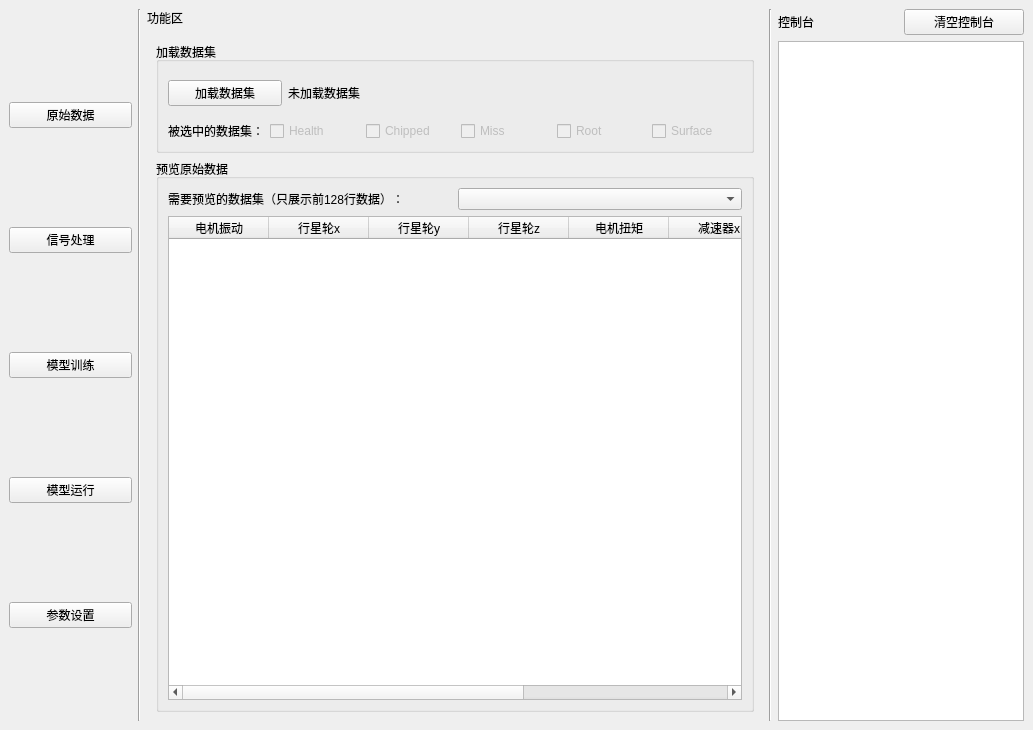
The window that GUI/main_window.ui (industrimatic/Gearbox-Fault-Diagnosis) describes before a commit, drawn with Qt 5.
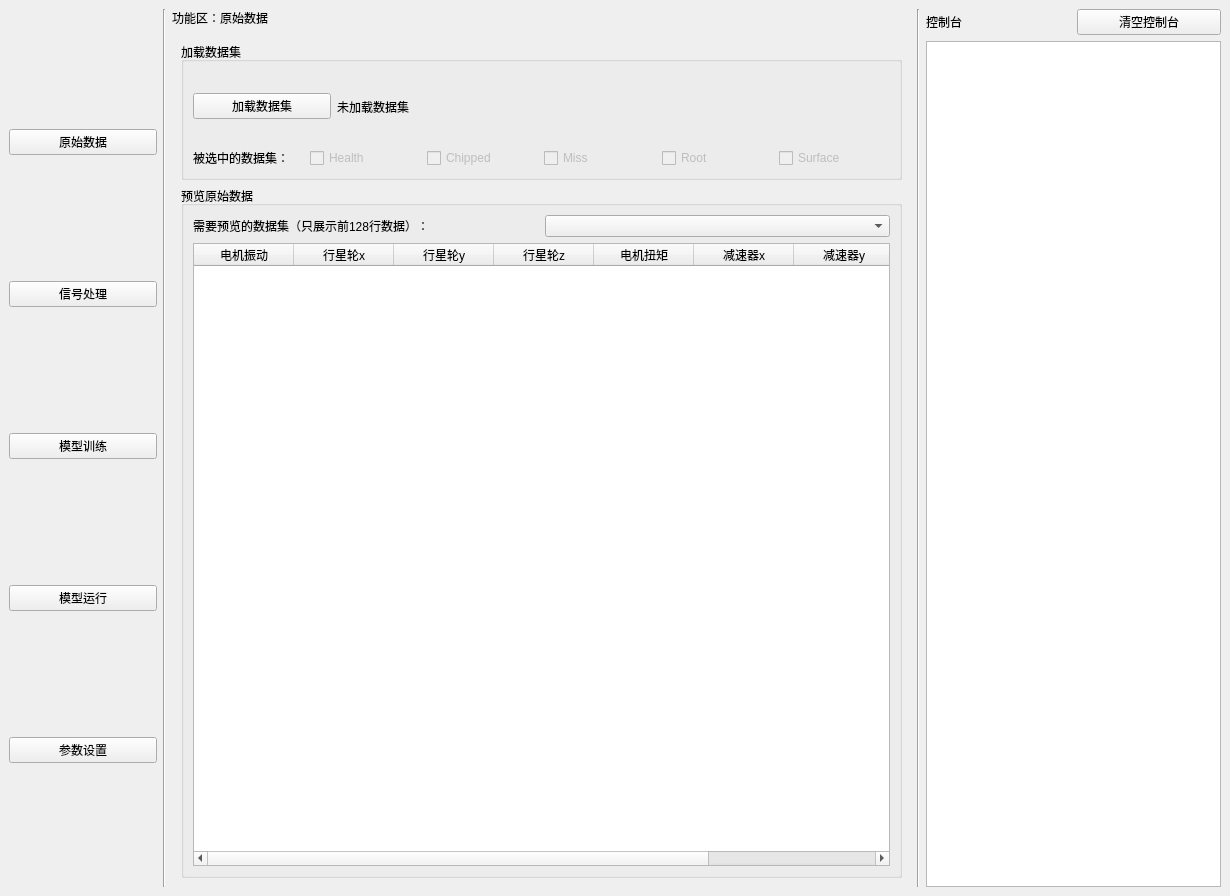
The same window after the commit. The open tabs and pages were chosen to show the change.

Commit message: 优化逻辑&工作测试数据集

```diff
--- a/GUI/main_window.ui
+++ b/GUI/main_window.ui
@@ -6,8 +6,8 @@
    <rect>
     <x>0</x>
     <y>0</y>
-    <width>1033</width>
-    <height>730</height>
+    <width>1230</width>
+    <height>896</height>
    </rect>
   </property>
   <property name="windowTitle">
@@ -66,7 +66,7 @@
       <item>
        <widget class="QLabel" name="label_2">
         <property name="text">
-         <string>功能区</string>
+         <string>功能区：原始数据</string>
         </property>
        </widget>
       </item>
```
Left out of the diff: 2 changed lines with no effect on the pictures. The commit also changes 6 other files.
